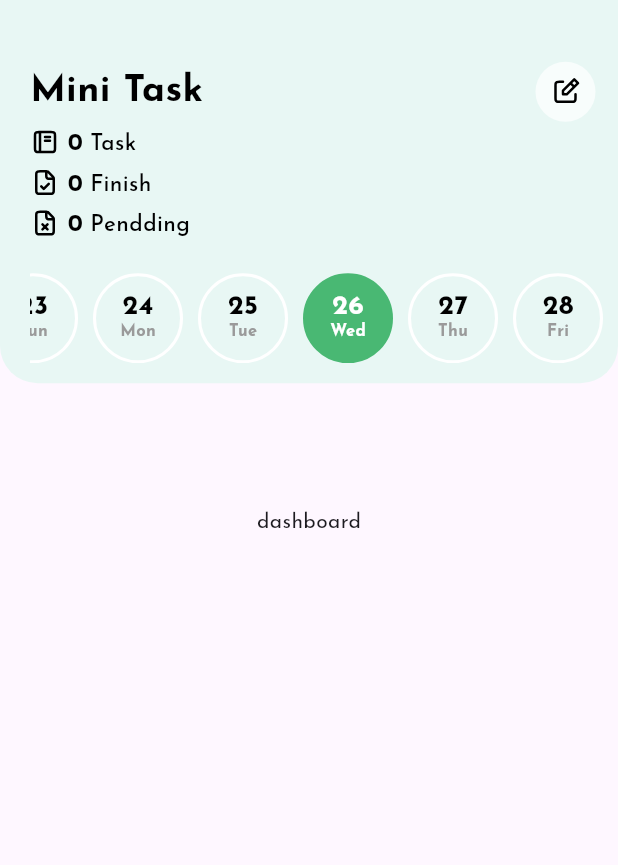
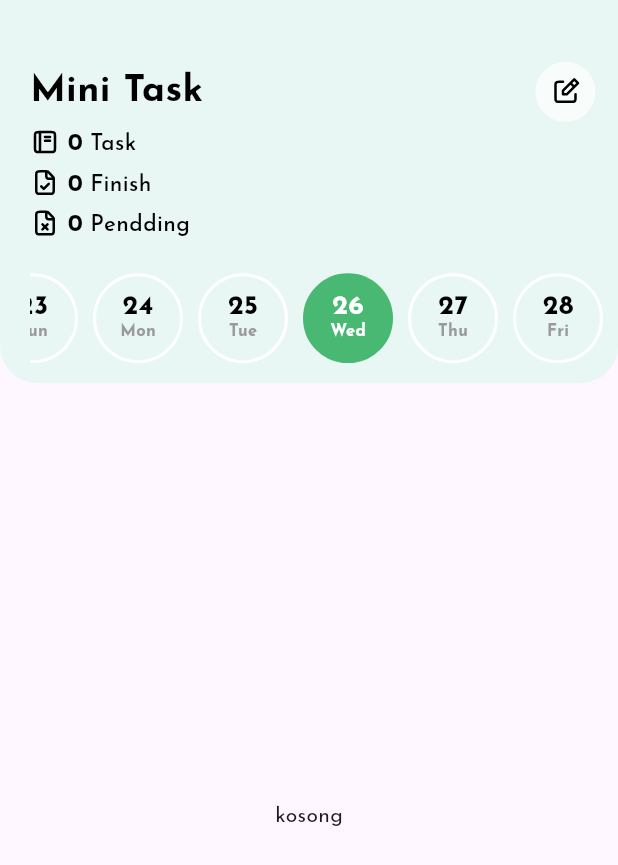
Before and after one commit to adimaulanaa/mitask, a Flutter app: the screen it shows after launch, on a phone screen of 412 x 824 dp. Shown: the top 865 px of the screen. Run offline on Flutter 3.47's test engine with Material 3 defaults, Android fonts, the phone set to English and light mode, and no system bars; our stand-ins replace dartz, equatable, flutter_bloc, flutter_svg, get_it, shared_preferences and 1 more; accounts and stored records are empty.

Commit message:
add UI dashboard

```diff
--- a/lib/core/media/media_res.dart
+++ b/lib/core/media/media_res.dart
@@ -11,10 +11,11 @@ class MediaRes {
   static const omboarding = '$_baseImage/logo.png';
 
   // ! Dashboard
-  static const addTask = '$_baseIcon/task-add.svg';
+  static const addTask = '$_baseIcon/add-task.svg';
   static const finishTask = '$_baseIcon/finish-task.svg';
   static const penddingTask = '$_baseIcon/task-pendding.svg';
   static const allTask = '$_baseIcon/all-task.svg';
+  static const checklist = '$_baseIcon/checklist.svg';
 
 
 
--- a/lib/features/dashboard/data/repositories/dashboard_repository.dart
+++ b/lib/features/dashboard/data/repositories/dashboard_repository.dart
@@ -1,8 +1,10 @@
 // File: lib/features/auth/data/repositories/auth_repository.dart
 import 'package:dartz/dartz.dart';
 import 'package:mitask/core/error/failures.dart';
+import 'package:mitask/features/dashboard/data/models/dashboard_model.dart';
 import 'package:mitask/features/dashboard/data/models/model.dart';
 
 abstract class DashboardRepository {
   Future<Either<Failure, List<DateModel>>> dashboard();
+  Future<Either<Failure, List<TaskModel>>> task(String date);
 }
--- a/lib/features/dashboard/presentation/bloc/dashboard_bloc.dart
+++ b/lib/features/dashboard/presentation/bloc/dashboard_bloc.dart
@@ -2,6 +2,7 @@
 import 'package:flutter_bloc/flutter_bloc.dart';
 import 'package:dartz/dartz.dart'; // Tambahkan import dartz
 import 'package:mitask/core/error/failures.dart';
+import 'package:mitask/features/dashboard/data/models/dashboard_model.dart';
 import 'package:mitask/features/dashboard/data/models/model.dart';
 import 'package:mitask/features/dashboard/data/repositories/dashboard_repository.dart';
 import 'bloc.dart';
@@ -13,6 +14,7 @@ class DashboardBloc extends Bloc<DashboardEvent, DashboardState> {
       : _dashboardRepo = dashboardRepo,
         super(DashboardInitial()) {
     on<GetDashboard>(_onDashboard);
+    on<GetTask>(_onTask);
   }
 
   void _onDashboard(GetDashboard event, Emitter<DashboardState> emit) async {
@@ -25,4 +27,15 @@ class DashboardBloc extends Bloc<DashboardEvent, DashboardState> {
       (success) => emit(DashboardLoaded(success)),
     );
   }
+
+  void _onTask(GetTask event, Emitter<DashboardState> emit) async {
+    emit(TaskLoading());
+
+    final Either<Failure, List<TaskModel>> result =
+        await _dashboardRepo.task(event.date);
+    result.fold(
+      (failure) => emit(TaskError(mapFailureToMessage(failure))),
+      (success) => emit(TaskLoaded(success)),
+    );
+  }
 }
--- a/lib/features/dashboard/presentation/bloc/dashboard_event.dart
+++ b/lib/features/dashboard/presentation/bloc/dashboard_event.dart
@@ -13,3 +13,11 @@ class GetDashboard extends DashboardEvent {
   @override
   List<Object> get props => [];
 }
+
+class GetTask extends DashboardEvent {
+  final String date;
+  const GetTask({required this.date});
+
+  @override
+  List<Object> get props => [];
+}
--- a/lib/features/dashboard/presentation/bloc/dashboard_state.dart
+++ b/lib/features/dashboard/presentation/bloc/dashboard_state.dart
@@ -1,4 +1,5 @@
 import 'package:equatable/equatable.dart';
+import 'package:mitask/features/dashboard/data/models/dashboard_model.dart';
 import 'package:mitask/features/dashboard/data/models/model.dart';
 
 abstract class DashboardState extends Equatable {
@@ -11,6 +12,8 @@ abstract class DashboardState extends Equatable {
 class DashboardInitial extends DashboardState {}
 
 class DashboardLoading extends DashboardState {}
+
+class TaskLoading extends DashboardState {}
 
 class DashboardError extends DashboardState {
   final String error;
@@ -28,3 +31,20 @@ class DashboardLoaded extends DashboardState {
   @override
   List<Object> get props => [data];
 }
+
+class TaskError extends DashboardState {
+  final String error;
+
+  const TaskError(this.error);
+
+  @override
+  List<Object> get props => [error];
+}
+
+class TaskLoaded extends DashboardState {
+  final List<TaskModel> data;
+  const TaskLoaded(this.data);
+
+  @override
+  List<Object> get props => [data];
+}
--- a/lib/features/dashboard/presentation/pages/dashboard_screen.dart
+++ b/lib/features/dashboard/presentation/pages/dashboard_screen.dart
@@ -1,15 +1,18 @@
 import 'package:flutter/material.dart';
 import 'package:flutter_bloc/flutter_bloc.dart';
 import 'package:flutter_svg/svg.dart';
+import 'package:intl/intl.dart';
 import 'package:mitask/core/config/config_resources.dart';
 import 'package:mitask/core/media/media_colors.dart';
 import 'package:mitask/core/media/media_res.dart';
 import 'package:mitask/core/media/media_text.dart';
 import 'package:mitask/core/utils/loading_helpers.dart';
 import 'package:mitask/core/utils/snackbar_extension.dart';
+import 'package:mitask/features/dashboard/data/models/dashboard_model.dart';
 import 'package:mitask/features/dashboard/data/models/model.dart';
 import 'package:mitask/features/dashboard/presentation/bloc/bloc.dart';
 import 'package:mitask/features/dashboard/presentation/widgets/view_date.dart';
+import 'package:mitask/features/dashboard/presentation/widgets/view_list.dart';
 
 class DashboardScreen extends StatefulWidget {
   const DashboardScreen({super.key});
@@ -22,6 +25,8 @@ class _DashboardScreenState extends State<DashboardScreen> {
   final ScrollController _scrollController = ScrollController();
   DateTime now = DateTime.now();
   List<DateModel> listDate = [];
+  List<TaskModel> listTask = [];
+  List<TaskModel> viewListTask = [];
   String inDay = '';
   String inDayName = '';
   String inDayTask = '';
@@ -32,6 +37,10 @@ class _DashboardScreenState extends State<DashboardScreen> {
   void initState() {
     super.initState();
     context.read<DashboardBloc>().add(const GetDashboard());
+  }
+
+  void getTask(String date) {
+    context.read<DashboardBloc>().add(GetTask(date: date));
   }
 
   void scrollToToday() {
@@ -59,11 +68,26 @@ class _DashboardScreenState extends State<DashboardScreen> {
                 onNavigate: () {}, // bottom close
               );
             }
+          } else if (state is TaskError) {
+            if (state.error != '') {
+              context.showErrorSnackBar(
+                state.error,
+                onNavigate: () {}, // bottom close
+              );
+            }
           } else if (state is DashboardLoaded) {
             if (state.data.isNotEmpty) {
               listDate = state.data;
               selectedDate(now.day.toString());
               scrollToToday();
+            }
+          } else if (state is TaskLoaded) {
+            if (state.data.isNotEmpty) {
+              listTask = state.data;
+              setViewTask();
+            } else {
+              listTask = [];
+              setViewTask();
             }
           }
         },
@@ -130,7 +154,7 @@ class _DashboardScreenState extends State<DashboardScreen> {
                     child: SvgPicture.asset(
                       MediaRes.addTask,
                       fit: BoxFit.contain,
-                      // width: 20,
+                      width: 20,
                       // ignore: deprecated_member_use
                       color: AppColors.bgBlack,
                     ),
@@ -149,6 +173,8 @@ class _DashboardScreenState extends State<DashboardScreen> {
                 child: Row(
                   children: listDate.map((e) {
                     return InkWell(
+                      splashFactory: NoSplash.splashFactory,
+                      highlightColor: Colors.transparent,
                       onTap: () => selectedDate(e.date.toString()),
                       child: DateCircle(
                         date: e.date.toString(),
@@ -162,11 +188,32 @@ class _DashboardScreenState extends State<DashboardScreen> {
             ],
           ),
         ),
-        SizedBox(height: size.height * 0.1),
-        const Center(child: Text('dashboard')),
+        SizedBox(height: size.height * 0.02),
+        // const Center(child: Text('dashboard')),
+        Expanded(
+          child: viewListTask.isNotEmpty
+              ? SingleChildScrollView(
+                  child: Column(
+                    children: viewListTask.map((e) {
+                      return InkWell(
+                        splashFactory: NoSplash.splashFactory,
+                        highlightColor: Colors.transparent,
+                        onTap: () {},
+                        child: ViewList(dt: e, size: size,),
+                      );
+                    }).toList(),
+                  ),
+                )
+              : dataIsEmpty(),
+        ),
+        SizedBox(height: size.height * 0.01),
       ],
     );
   }
+
+  Widget dataIsEmpty() => const Center(
+        child: Text('kosong'),
+      );
 
   Row infoTitleTask(String icon, value, name) {
     return Row(
@@ -217,6 +264,13 @@ class _DashboardScreenState extends State<DashboardScreen> {
     inDayTask = setDt[0].taskToday.toString();
     inDayFinishTask = setDt[0].taskFinish.toString();
     inDayPenddingTask = setDt[0].taskPendding.toString();
-    setState(() {});
+    String dates = DateFormat('yyyy-MM-dd').format(setDt[0].dateTime ?? now);
+    getTask(dates);
+  }
+
+  void setViewTask() {
+    viewListTask = [];
+    viewListTask = listTask;
+    // setState(() {});
   }
 }
--- a/pubspec.yaml
+++ b/pubspec.yaml
@@ -45,6 +45,7 @@ dependencies:
   equatable: ^2.0.7
   get_it: ^8.0.3
   flutter_svg: ^2.0.17
+  intl: ^0.20.2
 
 dev_dependencies:
   flutter_test:
```
Also changed, not shown: lib/features/dashboard/data/datasources/dashboard_local_source.dart (+7 -0 lines), lib/features/dashboard/data/repositories/dashboard_repository_impl.dart (+11 -0 lines), lib/features/dashboard/presentation/widgets/view_list.dart (added, +117 -0 lines), lib/features/services/database_service.dart (+29 -0 lines), assets/icons/add-task.svg (renamed from assets/icons/task-add.svg), assets/icons/checklist.svg (added), pubspec.lock.
